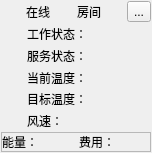
First picture: the form in client.ui, repository Joxon/aircond-server, before the edit.
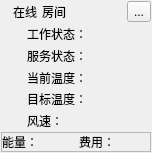
Second picture: the form after the edit.

What changed in the file:
```diff
--- a/client.ui
+++ b/client.ui
@@ -80,6 +80,19 @@
         </property>
        </widget>
       </item>
+      <item>
+       <spacer name="horizontalSpacer">
+        <property name="orientation">
+         <enum>Qt::Horizontal</enum>
+        </property>
+        <property name="sizeHint" stdset="0">
+         <size>
+          <width>40</width>
+          <height>20</height>
+         </size>
+        </property>
+       </spacer>
+      </item>
       <item>
        <widget class="QToolButton" name="toolButtonDetails">
         <property name="text">
```
